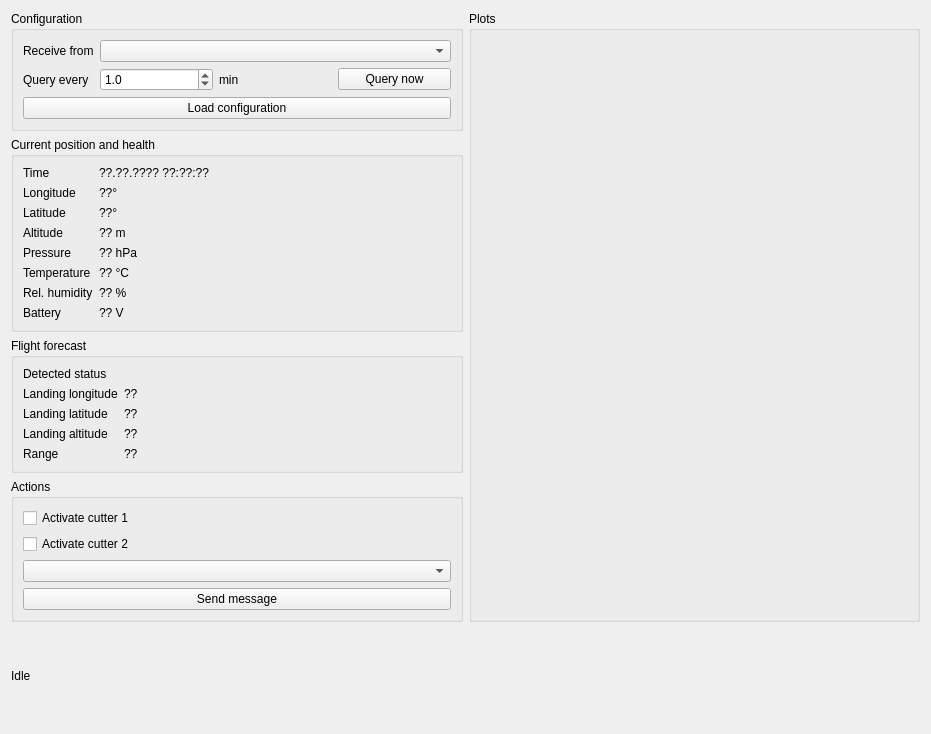
Qt form balloon_operator/gui_operatorwidget.ui (a-schneider-fmi/balloon-operator) before a commit.
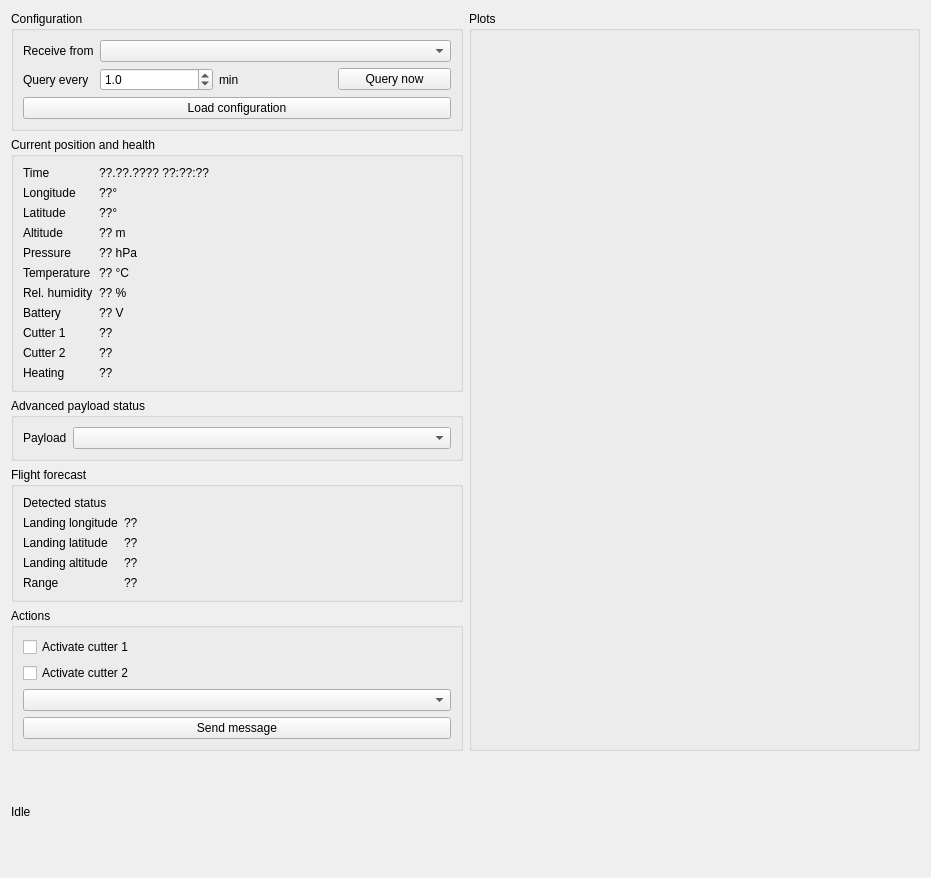
The same form after that commit. Custom widgets are drawn as their Qt base class.

Commit message: Added support to display payload-specific data in the live operation GUI.

```diff
--- a/balloon_operator/gui_operatorwidget.ui
+++ b/balloon_operator/gui_operatorwidget.ui
@@ -7,7 +7,7 @@
     <x>0</x>
     <y>0</y>
     <width>931</width>
-    <height>734</height>
+    <height>878</height>
    </rect>
   </property>
   <property name="windowTitle">
@@ -200,6 +200,71 @@
            <string>?? %</string>
           </property>
          </widget>
+        </item>
+        <item row="8" column="0">
+         <widget class="QLabel" name="label_cur_cutter1">
+          <property name="text">
+           <string>Cutter 1</string>
+          </property>
+         </widget>
+        </item>
+        <item row="8" column="1">
+         <widget class="QLabel" name="label_cur_cutter1_value">
+          <property name="text">
+           <string>??</string>
+          </property>
+         </widget>
+        </item>
+        <item row="9" column="0">
+         <widget class="QLabel" name="label_cur_cutter2">
+          <property name="text">
+           <string>Cutter 2</string>
+          </property>
+         </widget>
+        </item>
+        <item row="9" column="1">
+         <widget class="QLabel" name="label_cur_cutter2_value">
+          <property name="text">
+           <string>??</string>
+          </property>
+         </widget>
+        </item>
+        <item row="10" column="0">
+         <widget class="QLabel" name="label_cur_heating">
+          <property name="text">
+           <string>Heating</string>
+          </property>
+         </widget>
+        </item>
+        <item row="10" column="1">
+         <widget class="QLabel" name="label_cur_heating_value">
+          <property name="text">
+           <string>??</string>
+          </property>
+         </widget>
+        </item>
+       </layout>
+      </widget>
+     </item>
+     <item>
+      <widget class="QGroupBox" name="group_cur_status">
+       <property name="title">
+        <string>Advanced payload status</string>
+       </property>
+       <layout class="QVBoxLayout" name="layout_advanced_payload_status">
+        <item>
+         <layout class="QFormLayout" name="layout_payload_type">
+          <item row="0" column="0">
+           <widget class="QLabel" name="label_payload_type">
+            <property name="text">
+             <string>Payload</string>
+            </property>
+           </widget>
+          </item>
+          <item row="0" column="1">
+           <widget class="QComboBox" name="combo_payload_type"/>
+          </item>
+         </layout>
         </item>
        </layout>
       </widget>
```
The commit also changes 5 other files.
